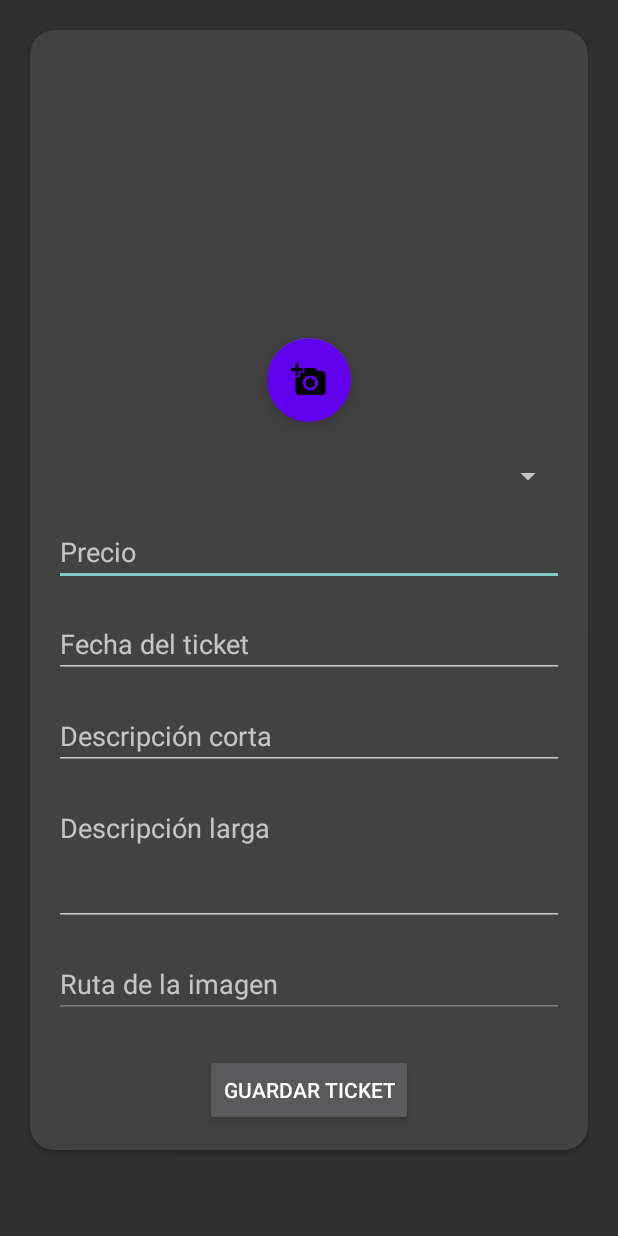
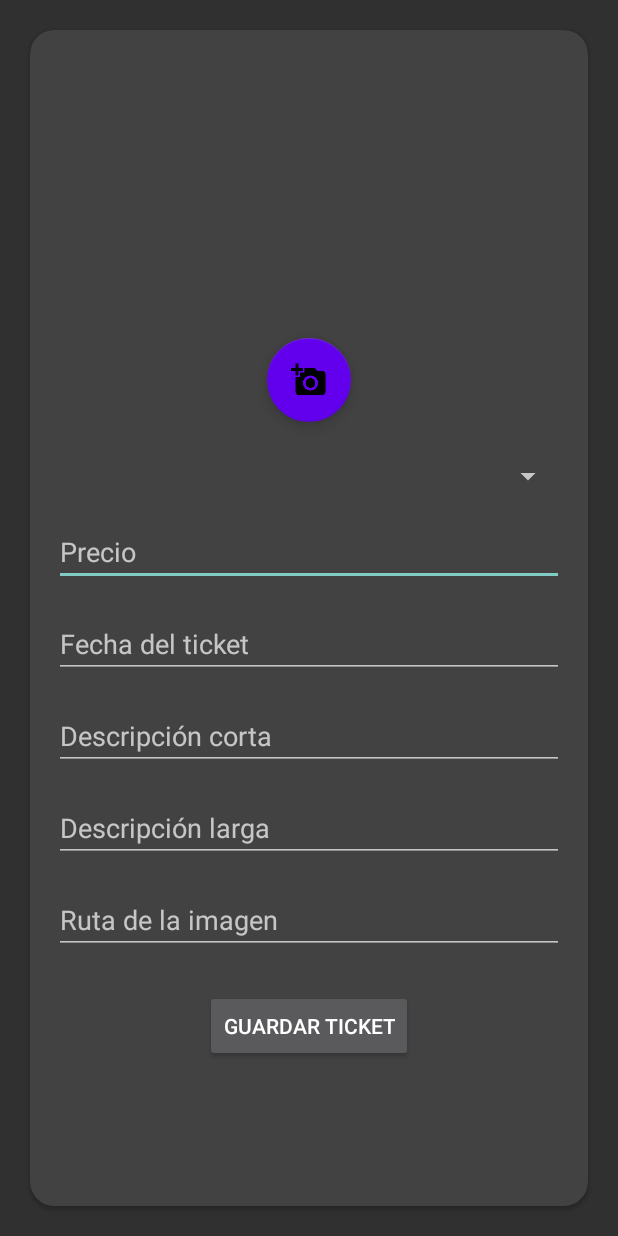
Before and after one commit to HugoBonete/DADM1, an Android app: the layout layout_form_add_tick.xml on its own in the app's theme, with its tools: preview values and no code run, on a phone screen of 412 x 824 dp. Run offline under Robolectric (Android 15) with nearby library versions, the phone set to English and light mode, and no system bars.

```diff
--- a/app/src/main/res/layout/layout_form_add_cat.xml
+++ b/app/src/main/res/layout/layout_form_add_cat.xml
@@ -67,7 +67,7 @@
             app:layout_constraintTop_toBottomOf="@+id/fab_add_img_cat" />
 
         <ImageView
-            android:id="@+id/img_cat"
+            android:id="@+id/img_cat_cell"
             android:layout_width="147dp"
             android:layout_height="132dp"
             android:layout_marginTop="16dp"
@@ -86,7 +86,7 @@
             app:layout_constraintEnd_toEndOf="parent"
             app:layout_constraintHorizontal_bias="0.498"
             app:layout_constraintStart_toStartOf="parent"
-            app:layout_constraintTop_toBottomOf="@+id/img_cat"
+            app:layout_constraintTop_toBottomOf="@+id/img_cat_cell"
             app:srcCompat="@drawable/baseline_add_a_photo_24" />
     </androidx.constraintlayout.widget.ConstraintLayout>
 </androidx.cardview.widget.CardView>
--- a/app/src/main/res/layout/layout_form_add_tick.xml
+++ b/app/src/main/res/layout/layout_form_add_tick.xml
@@ -3,30 +3,30 @@
     xmlns:app="http://schemas.android.com/apk/res-auto"
     xmlns:tools="http://schemas.android.com/tools"
     android:layout_width="match_parent"
-    android:layout_height="wrap_content"
+    android:layout_height="match_parent"
     android:layout_margin="20dp"
     app:cardCornerRadius="16dp">
 
     <ScrollView
         android:layout_width="match_parent"
-        android:layout_height="wrap_content"
+        android:layout_height="match_parent"
         android:fillViewport="true">
 
         <androidx.constraintlayout.widget.ConstraintLayout
             android:layout_width="match_parent"
-            android:layout_height="wrap_content"
+            android:layout_height="match_parent"
             android:padding="16dp">
 
             <ImageView
-                android:id="@+id/img_ticket"
+                android:id="@+id/img_ticket_cell"
                 android:layout_width="200dp"
                 android:layout_height="150dp"
-                android:scaleType="centerCrop"
                 android:layout_marginTop="16dp"
                 android:contentDescription="@string/imagen_del_ticket"
-                app:layout_constraintTop_toTopOf="parent"
+                android:scaleType="centerCrop"
+                app:layout_constraintEnd_toEndOf="parent"
                 app:layout_constraintStart_toStartOf="parent"
-                app:layout_constraintEnd_toEndOf="parent"/>
+                app:layout_constraintTop_toTopOf="parent" />
 
             <com.google.android.material.floatingactionbutton.FloatingActionButton
                 android:id="@+id/fab_add_img_ticket"
@@ -37,7 +37,7 @@
                 app:backgroundTint="@color/purple_500"
                 app:layout_constraintEnd_toEndOf="parent"
                 app:layout_constraintStart_toStartOf="parent"
-                app:layout_constraintTop_toBottomOf="@+id/img_ticket"
+                app:layout_constraintTop_toBottomOf="@+id/img_ticket_cell"
                 app:srcCompat="@drawable/baseline_add_a_photo_24" />
 
             <Spinner
@@ -45,75 +45,72 @@
                 android:layout_width="0dp"
                 android:layout_height="wrap_content"
                 android:layout_marginTop="24dp"
-                app:layout_constraintTop_toBottomOf="@id/fab_add_img_ticket"
+                app:layout_constraintEnd_toEndOf="parent"
                 app:layout_constraintStart_toStartOf="parent"
-                app:layout_constraintEnd_toEndOf="parent" />
+                app:layout_constraintTop_toBottomOf="@id/fab_add_img_ticket" />
 
             <com.google.android.material.textfield.TextInputEditText
                 android:id="@+id/tick_precio"
                 android:layout_width="0dp"
                 android:layout_height="wrap_content"
+                android:layout_marginTop="16dp"
                 android:hint="@string/precio"
                 android:inputType="numberDecimal"
-                app:layout_constraintTop_toBottomOf="@id/spinner_categoria"
+                app:layout_constraintEnd_toEndOf="parent"
                 app:layout_constraintStart_toStartOf="parent"
-                app:layout_constraintEnd_toEndOf="parent"
-                android:layout_marginTop="16dp" />
+                app:layout_constraintTop_toBottomOf="@id/spinner_categoria" />
 
             <com.google.android.material.textfield.TextInputEditText
                 android:id="@+id/tick_fecha"
                 android:layout_width="0dp"
                 android:layout_height="wrap_content"
+                android:layout_marginTop="16dp"
                 android:hint="@string/fecha_del_ticket"
-                app:layout_constraintTop_toBottomOf="@id/tick_precio"
+                app:layout_constraintEnd_toEndOf="parent"
                 app:layout_constraintStart_toStartOf="parent"
-                app:layout_constraintEnd_toEndOf="parent"
-                android:layout_marginTop="16dp" />
+                app:layout_constraintTop_toBottomOf="@id/tick_precio" />
 
             <com.google.android.material.textfield.TextInputEditText
                 android:id="@+id/tick_desc_corta"
                 android:layout_width="0dp"
                 android:layout_height="wrap_content"
+                android:layout_marginTop="16dp"
                 android:hint="@string/descripci_n_corta"
-                app:layout_constraintTop_toBottomOf="@id/tick_fecha"
+                app:layout_constraintEnd_toEndOf="parent"
                 app:layout_constraintStart_toStartOf="parent"
-                app:layout_constraintEnd_toEndOf="parent"
-                android:layout_marginTop="16dp" />
+                app:layout_constraintTop_toBottomOf="@id/tick_fecha" />
 
             <com.google.android.material.textfield.TextInputEditText
                 android:id="@+id/tick_desc_larga"
                 android:layout_width="0dp"
                 android:layout_height="wrap_content"
+                android:layout_marginTop="16dp"
+                android:gravity="top"
                 android:hint="@string/descripci_n_larga"
-                android:minLines="3"
-                android:maxLines="5"
-                android:gravity="top"
-                app:layout_constraintTop_toBottomOf="@id/tick_desc_corta"
+                app:layout_constraintEnd_toEndOf="parent"
                 app:layout_constraintStart_toStartOf="parent"
-                app:layout_constraintEnd_toEndOf="parent"
-                android:layout_marginTop="16dp" />
+                app:layout_constraintTop_toBottomOf="@id/tick_desc_corta" />
 
             <com.google.android.material.textfield.TextInputEditText
                 android:id="@+id/tick_ruta_imagen"
                 android:layout_width="0dp"
                 android:layout_height="wrap_content"
+                android:layout_marginTop="16dp"
                 android:hint="@string/ruta_de_la_imagen"
-                android:enabled="false"
-                app:layout_constraintTop_toBottomOf="@id/tick_desc_larga"
+                app:layout_constraintEnd_toEndOf="parent"
                 app:layout_constraintStart_toStartOf="parent"
-                app:layout_constraintEnd_toEndOf="parent"
-                android:layout_marginTop="16dp" />
+                app:layout_constraintTop_toBottomOf="@id/tick_desc_larga" />
 
             <Button
                 android:id="@+id/btn_guardar_ticket"
                 android:layout_width="wrap_content"
                 android:layout_height="wrap_content"
+                android:layout_marginTop="24dp"
+                android:layout_marginBottom="24dp"
                 android:text="@string/guardar_ticket"
-                app:layout_constraintTop_toBottomOf="@id/tick_ruta_imagen"
+                app:layout_constraintEnd_toEndOf="parent"
                 app:layout_constraintStart_toStartOf="parent"
-                app:layout_constraintEnd_toEndOf="parent"
-                android:layout_marginTop="24dp"
-                android:layout_marginBottom="24dp" />
+                app:layout_constraintTop_toBottomOf="@id/tick_ruta_imagen" />
 
         </androidx.constraintlayout.widget.ConstraintLayout>
     </ScrollView>
```
Also changed, not shown: app/src/main/java/es/umh/dadm/mistickets74384229k/Adaptador/AdaptadorCategoria.java (+2 -9 lines), app/src/main/java/es/umh/dadm/mistickets74384229k/Adaptador/AdaptadorTicket.java (+54 -5 lines), app/src/main/java/es/umh/dadm/mistickets74384229k/Categoria/Categoria.java (+21 -1 lines), app/src/main/java/es/umh/dadm/mistickets74384229k/Categoria/CategoriasFragment.java (+12 -4 lines), app/src/main/java/es/umh/dadm/mistickets74384229k/Categoria/DialogBorroso.java (+57 -5 lines), app/src/main/java/es/umh/dadm/mistickets74384229k/SQLite/TicketsHelper.java (+22 -11 lines), app/src/main/java/es/umh/dadm/mistickets74384229k/Ticket/DialogoBorrosoTicket.java (+141 -19 lines), app/src/main/java/es/umh/dadm/mistickets74384229k/Ticket/DialogoEditTicket.java (added, +20 -0 lines), app/src/main/java/es/umh/dadm/mistickets74384229k/Ticket/Ticket.java (+12 -40 lines), app/src/main/java/es/umh/dadm/mistickets74384229k/Ticket/TicketsFragment.java (+39 -5 lines), app/src/main/java/es/umh/dadm/mistickets74384229k/Util/Miscelaneo.java (+21 -0 lines), app/src/main/res/layout/cat_cell.xml (+10 -8 lines), app/src/main/res/layout/tick_cell.xml (+16 -16 lines).
